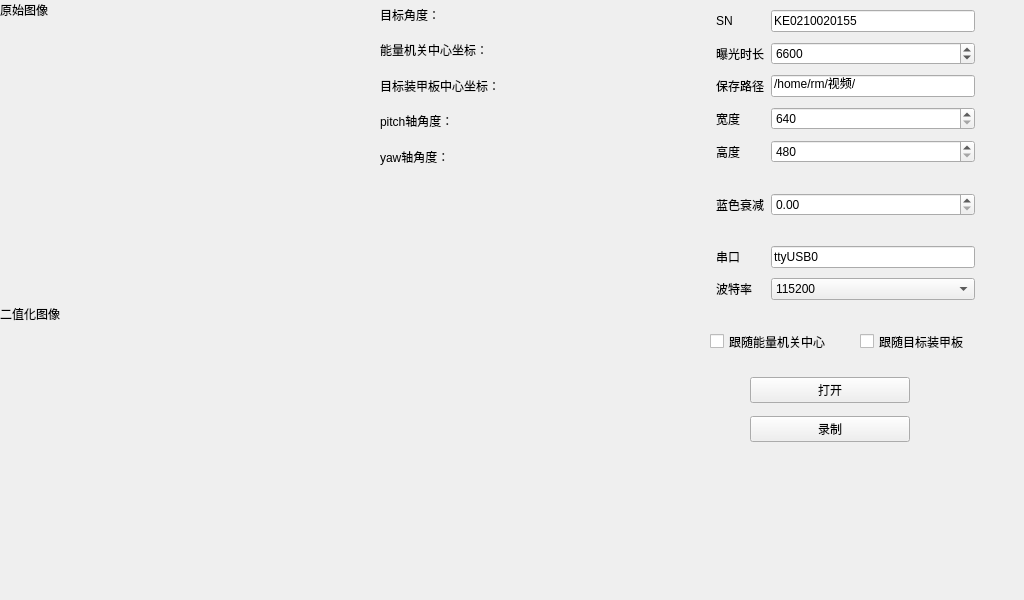
mrwang-19/HNU_RMUT_Vision, file mainwindow.ui: the form before one commit.
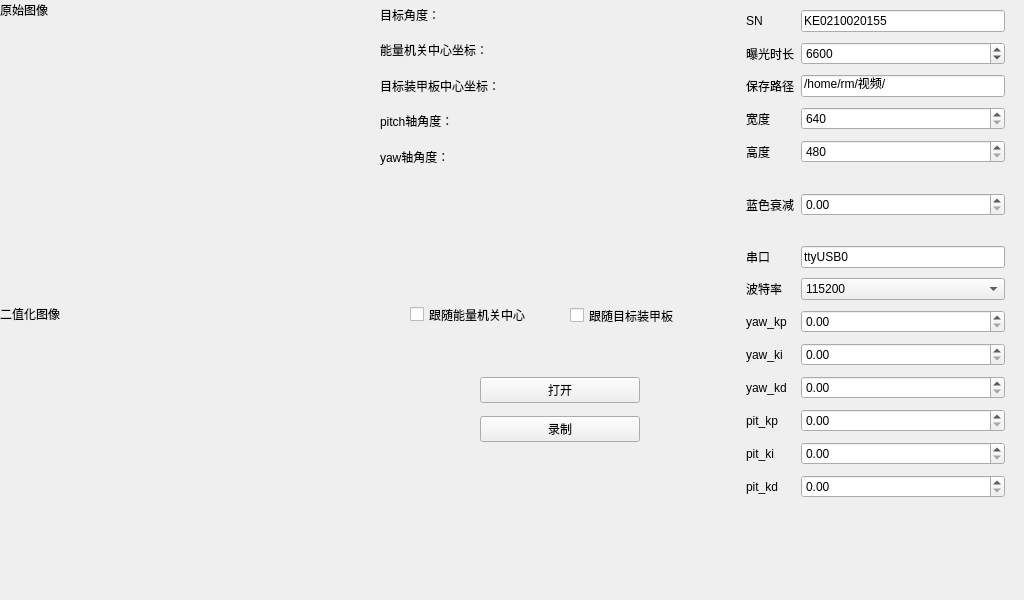
The form after the commit.

The edit to the form file:
```diff
--- a/mainwindow.ui
+++ b/mainwindow.ui
@@ -35,7 +35,7 @@
    <widget class="QWidget" name="verticalLayoutWidget">
     <property name="geometry">
      <rect>
-      <x>750</x>
+      <x>480</x>
       <y>370</y>
       <width>160</width>
       <height>80</height>
@@ -61,13 +61,13 @@
    <widget class="QWidget" name="gridLayoutWidget">
     <property name="geometry">
      <rect>
-      <x>710</x>
+      <x>740</x>
       <y>0</y>
       <width>271</width>
-      <height>311</height>
+      <height>521</height>
      </rect>
     </property>
-    <layout class="QGridLayout" name="gridLayout">
+    <layout class="QGridLayout" name="gridLayout" rowstretch="0,0,0,0,0,0,0,0,0,0,0,0,0,0,0,0">
      <property name="leftMargin">
       <number>6</number>
      </property>
@@ -80,23 +80,20 @@
      <property name="bottomMargin">
       <number>6</number>
      </property>
-     <item row="3" column="1">
-      <widget class="QSpinBox" name="widthSpinBox">
+     <item row="4" column="1">
+      <widget class="QSpinBox" name="heightSpinBox">
        <property name="minimum">
-        <number>640</number>
+        <number>480</number>
        </property>
        <property name="maximum">
-        <number>1280</number>
+        <number>1024</number>
        </property>
       </widget>
      </item>
-     <item row="6" column="1">
-      <widget class="QDoubleSpinBox" name="blueDecaySpinBox">
-       <property name="maximum">
-        <double>1.000000000000000</double>
-       </property>
-       <property name="singleStep">
-        <double>0.050000000000000</double>
+     <item row="2" column="1">
+      <widget class="QLineEdit" name="savePathEdit">
+       <property name="text">
+        <string>/home/rm/视频/</string>
        </property>
       </widget>
      </item>
@@ -113,10 +110,80 @@
        </property>
       </widget>
      </item>
-     <item row="2" column="1">
-      <widget class="QLineEdit" name="savePathEdit">
+     <item row="6" column="1">
+      <widget class="QDoubleSpinBox" name="blueDecaySpinBox">
+       <property name="maximum">
+        <double>1.000000000000000</double>
+       </property>
+       <property name="singleStep">
+        <double>0.050000000000000</double>
+       </property>
+      </widget>
+     </item>
+     <item row="9" column="1">
+      <widget class="QComboBox" name="bundRateComboBox">
+       <item>
+        <property name="text">
+         <string>115200</string>
+        </property>
+       </item>
+       <item>
+        <property name="text">
+         <string>9600</string>
+        </property>
+       </item>
+       <item>
+        <property name="text">
+         <string>38400</string>
+        </property>
+       </item>
+      </widget>
+     </item>
+     <item row="3" column="0">
+      <widget class="QLabel" name="label_4">
        <property name="text">
-        <string>/home/rm/视频/</string>
+        <string>宽度</string>
+       </property>
+      </widget>
+     </item>
+     <item row="15" column="1">
+      <widget class="QDoubleSpinBox" name="pitKdSpinBox">
+       <property name="maximum">
+        <double>2.000000000000000</double>
+       </property>
+       <property name="singleStep">
+        <double>0.000100000000000</double>
+       </property>
+      </widget>
+     </item>
+     <item row="13" column="0">
+      <widget class="QLabel" name="label_20">
+       <property name="text">
+        <string>pit_kp</string>
+       </property>
+      </widget>
+     </item>
+     <item row="9" column="0">
+      <widget class="QLabel" name="label_9">
+       <property name="text">
+        <string>波特率</string>
+       </property>
+      </widget>
+     </item>
+     <item row="1" column="0">
+      <widget class="QLabel" name="label_5">
+       <property name="text">
+        <string>曝光时长</string>
+       </property>
+      </widget>
+     </item>
+     <item row="3" column="1">
+      <widget class="QSpinBox" name="widthSpinBox">
+       <property name="minimum">
+        <number>640</number>
+       </property>
+       <property name="maximum">
+        <number>1280</number>
        </property>
       </widget>
      </item>
@@ -127,6 +194,30 @@
        </property>
       </widget>
      </item>
+     <item row="4" column="0">
+      <widget class="QLabel" name="label_6">
+       <property name="text">
+        <string>高度</string>
+       </property>
+      </widget>
+     </item>
+     <item row="14" column="0">
+      <widget class="QLabel" name="label_21">
+       <property name="text">
+        <string>pit_ki</string>
+       </property>
+      </widget>
+     </item>
+     <item row="10" column="1">
+      <widget class="QDoubleSpinBox" name="yawKpSpinBox">
+       <property name="maximum">
+        <double>50.000000000000000</double>
+       </property>
+       <property name="singleStep">
+        <double>0.001000000000000</double>
+       </property>
+      </widget>
+     </item>
      <item row="2" column="0">
       <widget class="QLabel" name="label_2">
        <property name="text">
@@ -134,6 +225,60 @@
        </property>
       </widget>
      </item>
+     <item row="13" column="1">
+      <widget class="QDoubleSpinBox" name="pitKpSpinBox">
+       <property name="maximum">
+        <double>10.000000000000000</double>
+       </property>
+       <property name="singleStep">
+        <double>0.000010000000000</double>
+       </property>
+      </widget>
+     </item>
+     <item row="10" column="0">
+      <widget class="QLabel" name="label_14">
+       <property name="text">
+        <string>yaw_kp</string>
+       </property>
+      </widget>
+     </item>
+     <item row="12" column="1">
+      <widget class="QDoubleSpinBox" name="yawKdSpinBox">
+       <property name="maximum">
+        <double>10.000000000000000</double>
+       </property>
+       <property name="singleStep">
+        <double>0.000010000000000</double>
+       </property>
+      </widget>
+     </item>
+     <item row="12" column="0">
+      <widget class="QLabel" name="label_17">
+       <property name="text">
+        <string>yaw_kd</string>
+       </property>
+      </widget>
+     </item>
+     <item row="14" column="1">
+      <widget class="QDoubleSpinBox" name="pPitkiSpinBox">
+       <property name="maximum">
+        <double>50.000000000000000</double>
+       </property>
+       <property name="singleStep">
+        <double>0.001000000000000</double>
+       </property>
+      </widget>
+     </item>
+     <item row="11" column="1">
+      <widget class="QDoubleSpinBox" name="yawKiSpinBox">
+       <property name="maximum">
+        <double>2.000000000000000</double>
+       </property>
+       <property name="singleStep">
+        <double>0.000100000000000</double>
+       </property>
+      </widget>
+     </item>
      <item row="0" column="0">
       <widget class="QLabel" name="label">
        <property name="text">
@@ -141,69 +286,6 @@
        </property>
       </widget>
      </item>
-     <item row="1" column="0">
-      <widget class="QLabel" name="label_5">
-       <property name="text">
-        <string>曝光时长</string>
-       </property>
-      </widget>
-     </item>
-     <item row="3" column="0">
-      <widget class="QLabel" name="label_4">
-       <property name="text">
-        <string>宽度</string>
-       </property>
-      </widget>
-     </item>
-     <item row="4" column="1">
-      <widget class="QSpinBox" name="heightSpinBox">
-       <property name="minimum">
-        <number>480</number>
-       </property>
-       <property name="maximum">
-        <number>1024</number>
-       </property>
-      </widget>
-     </item>
-     <item row="8" column="1">
-      <widget class="QLineEdit" name="serialNameEdit">
-       <property name="text">
-        <string>ttyUSB0</string>
-       </property>
-      </widget>
-     </item>
-     <item row="5" column="0">
-      <spacer name="verticalSpacer">
-       <property name="orientation">
-        <enum>Qt::Vertical</enum>
-       </property>
-       <property name="sizeType">
-        <enum>QSizePolicy::Maximum</enum>
-       </property>
-       <property name="sizeHint" stdset="0">
-        <size>
-         <width>20</width>
-         <height>20</height>
-        </size>
-       </property>
-      </spacer>
-     </item>
-     <item row="7" column="0">
-      <spacer name="verticalSpacer_2">
-       <property name="orientation">
-        <enum>Qt::Vertical</enum>
-       </property>
-       <property name="sizeType">
-        <enum>QSizePolicy::Maximum</enum>
-       </property>
-       <property name="sizeHint" stdset="0">
-        <size>
-         <width>20</width>
-         <height>20</height>
-        </size>
-       </property>
-      </spacer>
-     </item>
      <item row="0" column="1">
       <widget class="QLineEdit" name="SNEdit">
        <property name="text">
@@ -211,13 +293,6 @@
        </property>
       </widget>
      </item>
-     <item row="4" column="0">
-      <widget class="QLabel" name="label_6">
-       <property name="text">
-        <string>高度</string>
-       </property>
-      </widget>
-     </item>
      <item row="6" column="0">
       <widget class="QLabel" name="label_10">
        <property name="text">
@@ -225,29 +300,56 @@
        </property>
       </widget>
      </item>
-     <item row="9" column="1">
-      <widget class="QComboBox" name="bundRateComboBox">
-       <item>
-        <property name="text">
-         <string>115200</string>
-        </property>
-       </item>
-       <item>
-        <property name="text">
-         <string>9600</string>
-        </property>
-       </item>
-       <item>
-        <property name="text">
-         <string>38400</string>
-        </property>
-       </item>
+     <item row="11" column="0">
+      <widget class="QLabel" name="label_15">
+       <property name="text">
+        <string>yaw_ki</string>
+       </property>
       </widget>
      </item>
-     <item row="9" column="0">
-      <widget class="QLabel" name="label_9">
+     <item row="15" column="0">
+      <widget class="QLabel" name="label_19">
        <property name="text">
-        <string>波特率</string>
+        <string>pit_kd</string>
+       </property>
+      </widget>
+     </item>
+     <item row="5" column="0">
+      <spacer name="verticalSpacer">
+       <property name="orientation">
+        <enum>Qt::Vertical</enum>
+       </property>
+       <property name="sizeType">
+        <enum>QSizePolicy::Maximum</enum>
+       </property>
+       <property name="sizeHint" stdset="0">
+        <size>
+         <width>20</width>
+         <height>20</height>
+        </size>
+       </property>
+      </spacer>
+     </item>
+     <item row="7" column="0">
+      <spacer name="verticalSpacer_2">
+       <property name="orientation">
+        <enum>Qt::Vertical</enum>
+       </property>
+       <property name="sizeType">
+        <enum>QSizePolicy::Maximum</enum>
+       </property>
+       <property name="sizeHint" stdset="0">
+        <size>
+         <width>20</width>
+         <height>20</height>
+        </size>
+       </property>
+      </spacer>
+     </item>
+     <item row="8" column="1">
+      <widget class="QLineEdit" name="serialNameEdit">
+       <property name="text">
+        <string>ttyUSB0</string>
        </property>
       </widget>
      </item>
@@ -396,32 +498,32 @@
      </item>
     </layout>
    </widget>
-   <widget class="QCheckBox" name="checkBoxFollowCenter">
-    <property name="geometry">
-     <rect>
-      <x>710</x>
-      <y>330</y>
-      <width>141</width>
-      <height>23</height>
-     </rect>
-    </property>
-    <property name="text">
-     <string>跟随能量机关中心</string>
-    </property>
-   </widget>
    <widget class="QCheckBox" name="checkBoxFollowArmor">
     <property name="geometry">
      <rect>
-      <x>860</x>
-      <y>330</y>
-      <width>131</width>
-      <height>23</height>
+      <x>570</x>
+      <y>300</y>
+      <width>141</width>
+      <height>31</height>
      </rect>
     </property>
     <property name="text">
      <string>跟随目标装甲板</string>
     </property>
    </widget>
+   <widget class="QCheckBox" name="checkBoxFollowCenter">
+    <property name="geometry">
+     <rect>
+      <x>410</x>
+      <y>300</y>
+      <width>151</width>
+      <height>29</height>
+     </rect>
+    </property>
+    <property name="text">
+     <string>跟随能量机关中心</string>
+    </property>
+   </widget>
   </widget>
  </widget>
  <resources/>
```
